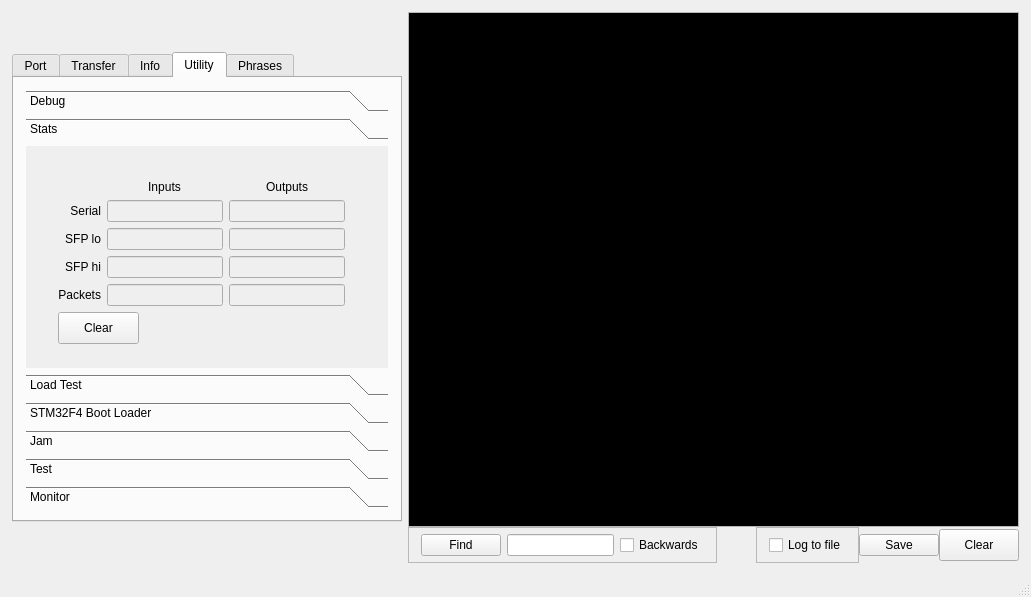
Before: the Qt Designer form mainWindow.ui in strawbot/TimbreTalk, drawn with Qt 5.
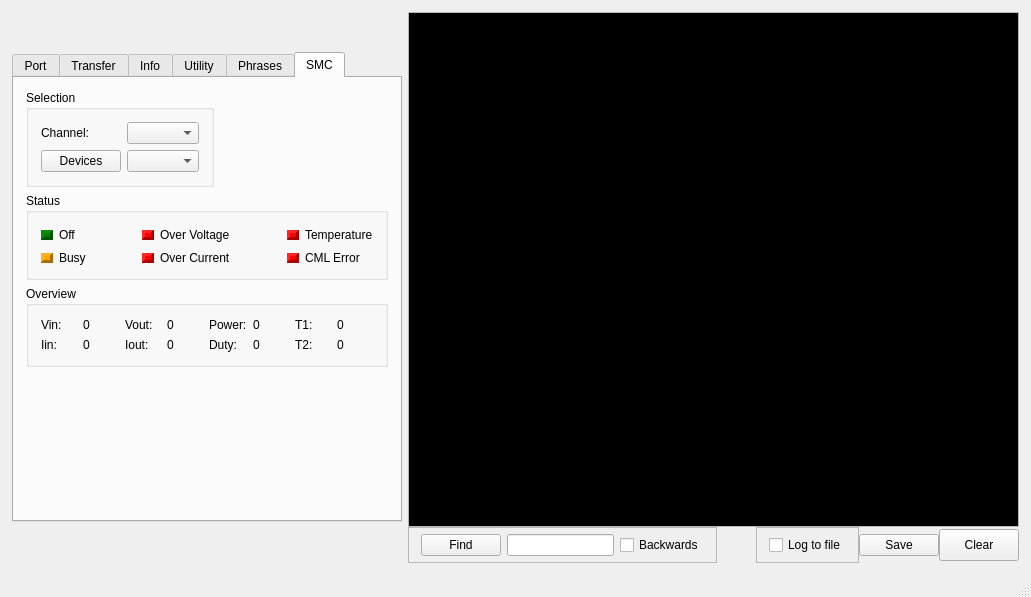
After: the same form once the commit is applied. The open tabs and pages were chosen to show the change.

Commit message: Added SMC tab

What changed in the file:
```diff
--- a/mainWindow.ui
+++ b/mainWindow.ui
@@ -58,7 +58,7 @@
            <enum>Qt::NoContextMenu</enum>
           </property>
           <property name="currentIndex">
-           <number>3</number>
+           <number>5</number>
           </property>
           <widget class="QWidget" name="Serial">
            <attribute name="title">
@@ -1360,8 +1360,8 @@
                 <rect>
                  <x>0</x>
                  <y>0</y>
-                 <width>98</width>
-                 <height>28</height>
+                 <width>100</width>
+                 <height>30</height>
                 </rect>
                </property>
                <attribute name="label">
@@ -2741,6 +2741,522 @@
             </layout>
            </widget>
           </widget>
+          <widget class="QWidget" name="SMC">
+           <attribute name="title">
+            <string>SMC</string>
+           </attribute>
+           <layout class="QVBoxLayout" name="verticalLayout_8">
+            <item>
+             <layout class="QHBoxLayout" name="horizontalLayout_13">
+              <item>
+               <widget class="QGroupBox" name="groupBox_7">
+                <property name="title">
+                 <string>Selection</string>
+                </property>
+                <layout class="QFormLayout" name="formLayout_6">
+                 <item row="0" column="0">
+                  <widget class="QLabel" name="label_41">
+                   <property name="text">
+                    <string>Channel:</string>
+                   </property>
+                  </widget>
+                 </item>
+                 <item row="0" column="1">
+                  <widget class="QComboBox" name="Channel"/>
+                 </item>
+                 <item row="2" column="0">
+                  <widget class="QPushButton" name="getDevices">
+                   <property name="text">
+                    <string>Devices</string>
+                   </property>
+                  </widget>
+                 </item>
+                 <item row="2" column="1">
+                  <widget class="QComboBox" name="Devices"/>
+                 </item>
+                </layout>
+               </widget>
+              </item>
+              <item>
+               <spacer name="horizontalSpacer_3">
+                <property name="orientation">
+                 <enum>Qt::Horizontal</enum>
+                </property>
+                <property name="sizeHint" stdset="0">
+                 <size>
+                  <width>40</width>
+                  <height>20</height>
+                 </size>
+                </property>
+               </spacer>
+              </item>
+             </layout>
+            </item>
+            <item>
+             <widget class="QGroupBox" name="groupBox_5">
+              <property name="title">
+               <string>Status</string>
+              </property>
+              <layout class="QGridLayout" name="gridLayout_6">
+               <item row="0" column="1">
+                <widget class="QLabel" name="label_39">
+                 <property name="text">
+                  <string>Off</string>
+                 </property>
+                </widget>
+               </item>
+               <item row="0" column="2">
+                <spacer name="horizontalSpacer_4">
+                 <property name="orientation">
+                  <enum>Qt::Horizontal</enum>
+                 </property>
+                 <property name="sizeHint" stdset="0">
+                  <size>
+                   <width>40</width>
+                   <height>20</height>
+                  </size>
+                 </property>
+                </spacer>
+               </item>
+               <item row="0" column="4">
+                <widget class="QLabel" name="label_47">
+                 <property name="text">
+                  <string>Over Voltage</string>
+                 </property>
+                </widget>
+               </item>
+               <item row="0" column="5">
+                <spacer name="horizontalSpacer_5">
+                 <property name="orientation">
+                  <enum>Qt::Horizontal</enum>
+                 </property>
+                 <property name="sizeHint" stdset="0">
+                  <size>
+                   <width>40</width>
+                   <height>20</height>
+                  </size>
+                 </property>
+                </spacer>
+               </item>
+               <item row="0" column="7">
+                <widget class="QLabel" name="label_46">
+                 <property name="text">
+                  <string>Temperature</string>
+                 </property>
+                </widget>
+               </item>
+               <item row="1" column="1">
+                <widget class="QLabel" name="label_43">
+                 <property name="text">
+                  <string>Busy</string>
+                 </property>
+                </widget>
+               </item>
+               <item row="1" column="4">
+                <widget class="QLabel" name="label_48">
+                 <property name="text">
+                  <string>Over Current</string>
+                 </property>
+                </widget>
+               </item>
+               <item row="1" column="7">
+                <widget class="QLabel" name="label_49">
+                 <property name="text">
+                  <string>CML Error</string>
+                 </property>
+                </widget>
+               </item>
+               <item row="0" column="0">
+                <widget class="QFrame" name="offLed">
+                 <property name="enabled">
+                  <bool>false</bool>
+                 </property>
+                 <property name="minimumSize">
+                  <size>
+                   <width>12</width>
+                   <height>10</height>
+                  </size>
+                 </property>
+                 <property name="maximumSize">
+                  <size>
+                   <width>12</width>
+                   <height>10</height>
+                  </size>
+                 </property>
+                 <property name="styleSheet">
+                  <string notr="true">background-color: green;</string>
+                 </property>
+                 <property name="frameShape">
+                  <enum>QFrame::Panel</enum>
+                 </property>
+                 <property name="frameShadow">
+                  <enum>QFrame::Raised</enum>
+                 </property>
+                 <property name="lineWidth">
+                  <number>3</number>
+                 </property>
+                 <property name="midLineWidth">
+                  <number>3</number>
+                 </property>
+                </widget>
+               </item>
+               <item row="1" column="0">
+                <widget class="QFrame" name="busyLed">
+                 <property name="enabled">
+                  <bool>false</bool>
+                 </property>
+                 <property name="minimumSize">
+                  <size>
+                   <width>12</width>
+                   <height>10</height>
+                  </size>
+                 </property>
+                 <property name="maximumSize">
+                  <size>
+                   <width>12</width>
+                   <height>10</height>
+                  </size>
+                 </property>
+                 <property name="styleSheet">
+                  <string notr="true">background-color: orange;</string>
+                 </property>
+                 <property name="frameShape">
+                  <enum>QFrame::Panel</enum>
+                 </property>
+                 <property name="frameShadow">
+                  <enum>QFrame::Raised</enum>
+                 </property>
+                 <property name="lineWidth">
+                  <number>3</number>
+                 </property>
+                 <property name="midLineWidth">
+                  <number>3</number>
+                 </property>
+                </widget>
+               </item>
+               <item row="0" column="3">
+                <widget class="QFrame" name="ovLed">
+                 <property name="enabled">
+                  <bool>false</bool>
+                 </property>
+                 <property name="minimumSize">
+                  <size>
+                   <width>12</width>
+                   <height>10</height>
+                  </size>
+                 </property>
+                 <property name="maximumSize">
+                  <size>
+                   <width>12</width>
+                   <height>10</height>
+                  </size>
+                 </property>
+                 <property name="styleSheet">
+                  <string notr="true">background-color: red;</string>
+                 </property>
+                 <property name="frameShape">
+                  <enum>QFrame::Panel</enum>
+                 </property>
+                 <property name="frameShadow">
+                  <enum>QFrame::Raised</enum>
+                 </property>
+                 <property name="lineWidth">
+                  <number>3</number>
+                 </property>
+                 <property name="midLineWidth">
+                  <number>3</number>
+                 </property>
+                </widget>
+               </item>
+               <item row="1" column="3">
+                <widget class="QFrame" name="ocLed">
+                 <property name="enabled">
+                  <bool>false</bool>
+                 </property>
+                 <property name="minimumSize">
+                  <size>
+                   <width>12</width>
+                   <height>10</height>
+                  </size>
+                 </property>
+                 <property name="maximumSize">
+                  <size>
+                   <width>12</width>
+                   <height>10</height>
+                  </size>
+                 </property>
+                 <property name="styleSheet">
+                  <string notr="true">background-color: red;</string>
+                 </property>
+                 <property name="frameShape">
+                  <enum>QFrame::Panel</enum>
+                 </property>
+                 <property name="frameShadow">
+                  <enum>QFrame::Raised</enum>
+                 </property>
+                 <property name="lineWidth">
+                  <number>3</number>
+                 </property>
+                 <property name="midLineWidth">
+                  <number>3</number>
+                 </property>
+                </widget>
+               </item>
+               <item row="0" column="6">
+                <widget class="QFrame" name="tempLed">
+                 <property name="enabled">
+                  <bool>false</bool>
+                 </property>
+                 <property name="minimumSize">
+                  <size>
+                   <width>12</width>
+                   <height>10</height>
+                  </size>
+                 </property>
+                 <property name="maximumSize">
+                  <size>
+                   <width>12</width>
+                   <height>10</height>
+                  </size>
+                 </property>
+                 <property name="styleSheet">
+                  <string notr="true">background-color: red;</string>
+                 </property>
+                 <property name="frameShape">
+                  <enum>QFrame::Panel</enum>
+                 </property>
+                 <property name="frameShadow">
+                  <enum>QFrame::Raised</enum>
+                 </property>
+                 <property name="lineWidth">
+                  <number>3</number>
+                 </property>
+                 <property name="midLineWidth">
+                  <number>3</number>
+                 </property>
+                </widget>
+               </item>
+               <item row="1" column="6">
+                <widget class="QFrame" name="cmlLed">
+                 <property name="enabled">
+                  <bool>false</bool>
+                 </property>
+                 <property name="minimumSize">
+                  <size>
+                   <width>12</width>
+                   <height>10</height>
+                  </size>
+                 </property>
+                 <property name="maximumSize">
+                  <size>
+                   <width>12</width>
+                   <height>10</height>
+                  </size>
+                 </property>
+                 <property name="styleSheet">
+                  <string notr="true">background-color: red;</string>
+                 </property>
+                 <property name="frameShape">
+                  <enum>QFrame::Panel</enum>
+                 </property>
+                 <property name="frameShadow">
+                  <enum>QFrame::Raised</enum>
+                 </property>
+                 <property name="lineWidth">
+                  <number>3</number>
+                 </property>
+                 <property name="midLineWidth">
+                  <number>3</number>
+                 </property>
+                </widget>
+               </item>
+              </layout>
+             </widget>
+            </item>
+            <item>
+             <widget class="QGroupBox" name="groupBox_6">
+              <property name="title">
+               <string>Overview</string>
+              </property>
+              <layout class="QGridLayout" name="gridLayout_7">
+               <item row="1" column="3">
+                <widget class="QLabel" name="iout">
+                 <property name="minimumSize">
+                  <size>
+                   <width>0</width>
+                   <height>0</height>
+                  </size>
+                 </property>
+                 <property name="text">
+                  <string>0</string>
+                 </property>
+                </widget>
+               </item>
+               <item row="0" column="1">
+                <widget class="QLabel" name="vin">
+                 <property name="minimumSize">
+                  <size>
+                   <width>0</width>
+                   <height>0</height>
+                  </size>
+                 </property>
+                 <property name="text">
+                  <string>0</string>
+                 </property>
+                </widget>
+               </item>
+               <item row="1" column="2">
+                <widget class="QLabel" name="label_45">
+                 <property name="text">
+                  <string>Iout:</string>
+                 </property>
+                </widget>
+               </item>
+               <item row="1" column="0">
+                <widget class="QLabel" name="label_42">
+                 <property name="text">
+                  <string>Iin:</string>
+                 </property>
+                </widget>
+               </item>
+               <item row="1" column="5">
+                <widget class="QLabel" name="duty">
+                 <property name="minimumSize">
+                  <size>
+                   <width>0</width>
+                   <height>0</height>
+                  </size>
+                 </property>
+                 <property name="text">
+                  <string>0</string>
+                 </property>
+                </widget>
+               </item>
+               <item row="0" column="2">
+                <widget class="QLabel" name="label_44">
+                 <property name="text">
+                  <string>Vout:</string>
+                 </property>
+                </widget>
+               </item>
+               <item row="1" column="1">
+                <widget class="QLabel" name="iin">
+                 <property name="minimumSize">
+                  <size>
+                   <width>0</width>
+                   <height>0</height>
+                  </size>
+                 </property>
+                 <property name="text">
+                  <string>0</string>
+                 </property>
+                </widget>
+               </item>
+               <item row="0" column="3">
+                <widget class="QLabel" name="vout">
+                 <property name="minimumSize">
+                  <size>
+                   <width>0</width>
+                   <height>0</height>
+                  </size>
+                 </property>
+                 <property name="text">
+                  <string>0</string>
+                 </property>
+                </widget>
+               </item>
+               <item row="0" column="0">
+                <widget class="QLabel" name="label_24">
+                 <property name="text">
+                  <string>Vin:</string>
+                 </property>
+                </widget>
+               </item>
+               <item row="0" column="5">
+                <widget class="QLabel" name="power">
+                 <property name="minimumSize">
+                  <size>
+                   <width>0</width>
+                   <height>0</height>
+                  </size>
+                 </property>
+                 <property name="text">
+                  <string>0</string>
+                 </property>
+                </widget>
+               </item>
+               <item row="1" column="6">
+                <widget class="QLabel" name="label_95">
+                 <property name="text">
+                  <string>T2:</string>
+                 </property>
+                </widget>
+               </item>
+               <item row="0" column="7">
+                <widget class="QLabel" name="t1">
+                 <property name="minimumSize">
+                  <size>
+                   <width>0</width>
+                   <height>0</height>
+                  </size>
+                 </property>
+                 <property name="text">
+                  <string>0</string>
+                 </property>
+                </widget>
+               </item>
+               <item row="0" column="4">
+                <widget class="QLabel" name="label_99">
+                 <property name="text">
+                  <string>Power:</string>
+                 </property>
+                </widget>
+               </item>
+               <item row="1" column="4">
+                <widget class="QLabel" name="label_100">
+                 <property name="text">
+                  <string>Duty:</string>
+                 </property>
+                </widget>
+               </item>
+               <item row="0" column="6">
+                <widget class="QLabel" name="label_98">
+                 <property name="text">
+                  <string>T1:</string>
+                 </property>
+                </widget>
+               </item>
+               <item row="1" column="7">
+                <widget class="QLabel" name="t2">
+                 <property name="minimumSize">
+                  <size>
+                   <width>0</width>
+                   <height>0</height>
+                  </size>
+                 </property>
+                 <property name="text">
+                  <string>0</string>
+                 </property>
+                </widget>
+               </item>
+              </layout>
+             </widget>
+            </item>
+            <item>
+             <spacer name="verticalSpacer_4">
+              <property name="orientation">
+               <enum>Qt::Vertical</enum>
+              </property>
+              <property name="sizeHint" stdset="0">
+               <size>
+                <width>20</width>
+                <height>87</height>
+               </size>
+              </property>
+             </spacer>
+            </item>
+           </layout>
+          </widget>
          </widget>
         </item>
        </layout>
```
Left out of the diff: 16 changed lines with no effect on the pictures.
